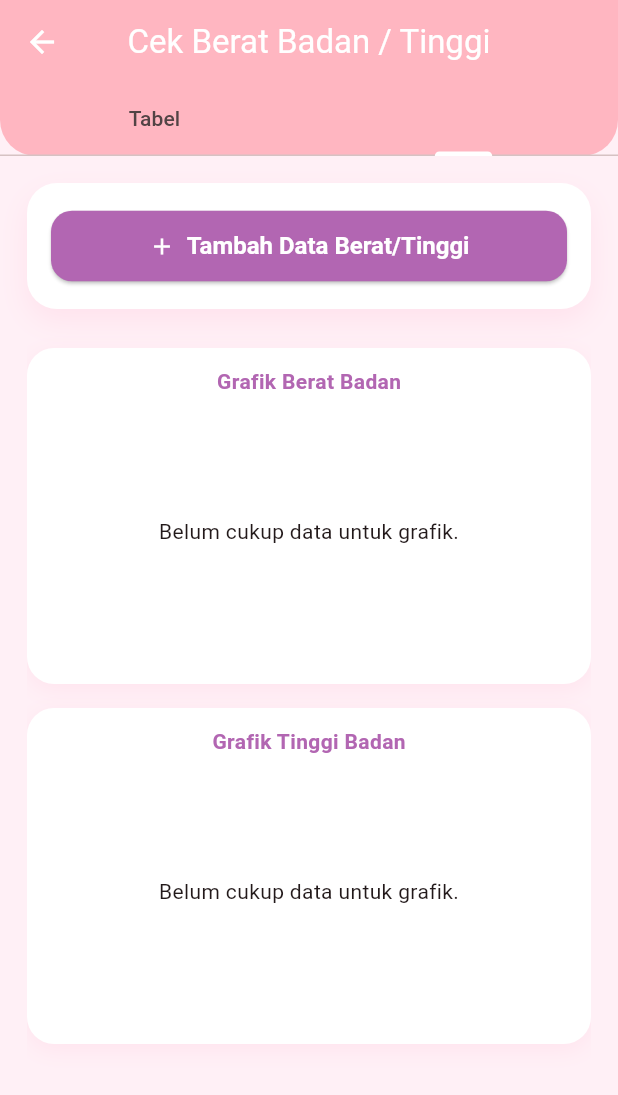
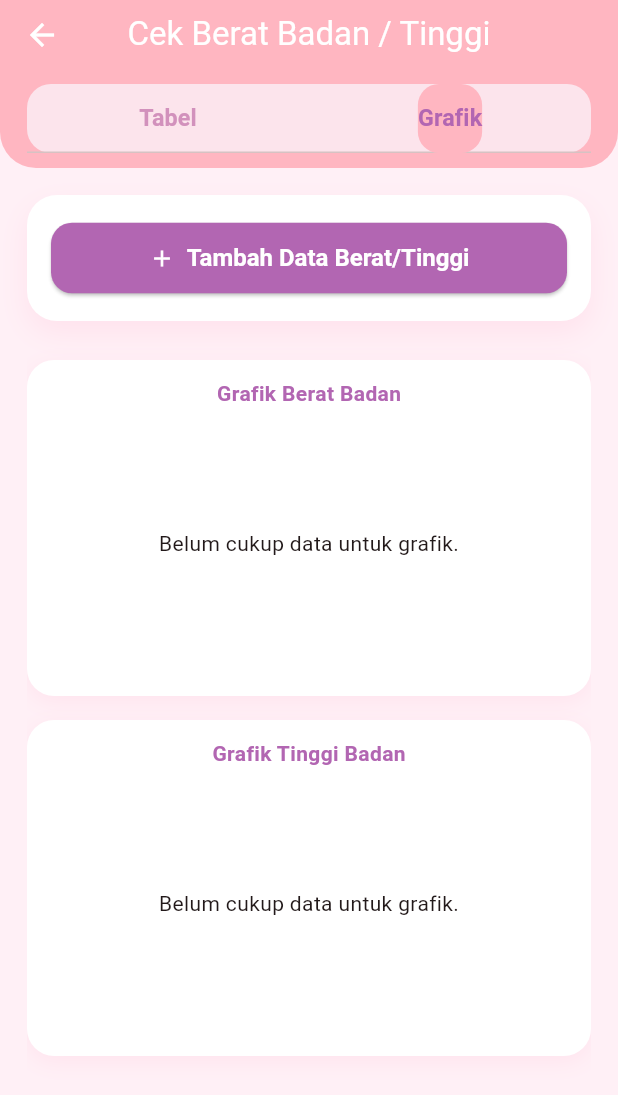
Before and after one commit to cahyoPermono/bukupink, a Flutter app: the WeightHeightCheckPage screen opened directly with empty values, tab 2 chosen, on a phone screen of 412 x 824 dp. Shown: the top 1095 px of the screen. Run offline on Flutter 3.47's test engine with Material 3 defaults, Android fonts, the light colour scheme and no system bars; our stand-ins replace get, sqflite, sqflite_common_ffi; accounts and stored records are empty; Roboto replaces fonts that are missing (Nunito).

Commit message:
feat: Improve UI for Weight Height Check and Pregnancy List pages with enhanced styling and layout

```diff
--- a/lib/pages/pages_child_growth.dart
+++ b/lib/pages/pages_child_growth.dart
@@ -404,9 +404,37 @@ class _WeightHeightCheckPageState extends State<WeightHeightCheckPage>
         shape: const RoundedRectangleBorder(
           borderRadius: BorderRadius.vertical(bottom: Radius.circular(24)),
         ),
-        bottom: TabBar(
-          controller: _tabController,
-          tabs: const [Tab(text: 'Tabel'), Tab(text: 'Grafik')],
+        bottom: PreferredSize(
+          preferredSize: const Size.fromHeight(56),
+          child: Container(
+            margin: const EdgeInsets.symmetric(horizontal: 18, vertical: 10),
+            decoration: BoxDecoration(
+              color: Colors.pink[50],
+              borderRadius: BorderRadius.circular(16),
+            ),
+            child: TabBar(
+              controller: _tabController,
+              indicator: BoxDecoration(
+                color: const Color(0xFFFFB6C1),
+                borderRadius: BorderRadius.circular(14),
+              ),
+              indicatorWeight: 0,
+              labelColor: const Color(0xFFB266B2),
+              unselectedLabelColor: const Color(0xFFD291BC),
+              labelStyle: const TextStyle(
+                fontWeight: FontWeight.bold,
+                fontSize: 15.5,
+                fontFamily: 'Nunito',
+              ),
+              unselectedLabelStyle: const TextStyle(
+                fontWeight: FontWeight.w600,
+                fontSize: 15.5,
+                fontFamily: 'Nunito',
+              ),
+              tabs: const [Tab(text: 'Tabel'), Tab(text: 'Grafik')],
+              splashFactory: InkRipple.splashFactory,
+            ),
+          ),
         ),
       ),
       body: Padding(
--- a/lib/pages/pages_pregnancy_list.dart
+++ b/lib/pages/pages_pregnancy_list.dart
@@ -69,6 +69,7 @@ class _PregnancyListPageState extends State<PregnancyListPage> {
               ? const Center(child: CircularProgressIndicator())
               : Column(
                 children: [
+                  if (pregnancies.isNotEmpty)
                     Padding(
                       padding: const EdgeInsets.only(top: 24, bottom: 8),
                       child: Column(
@@ -121,8 +122,9 @@ class _PregnancyListPageState extends State<PregnancyListPage> {
                   Expanded(
                     child:
                         pregnancies.isEmpty
-                            ? Column(
-                              mainAxisAlignment: MainAxisAlignment.center,
+                            ? Center(
+                              child: Column(
+                                mainAxisSize: MainAxisSize.min,
                                 children: [
                                   Image.asset(
                                     'assets/empty_pregnancy.png',
@@ -146,6 +148,7 @@ class _PregnancyListPageState extends State<PregnancyListPage> {
                                     ),
                                   ),
                                 ],
+                              ),
                             )
                             : ListView.builder(
                               padding: const EdgeInsets.symmetric(
```
Lines whose indentation alone changed are shown as unchanged.
